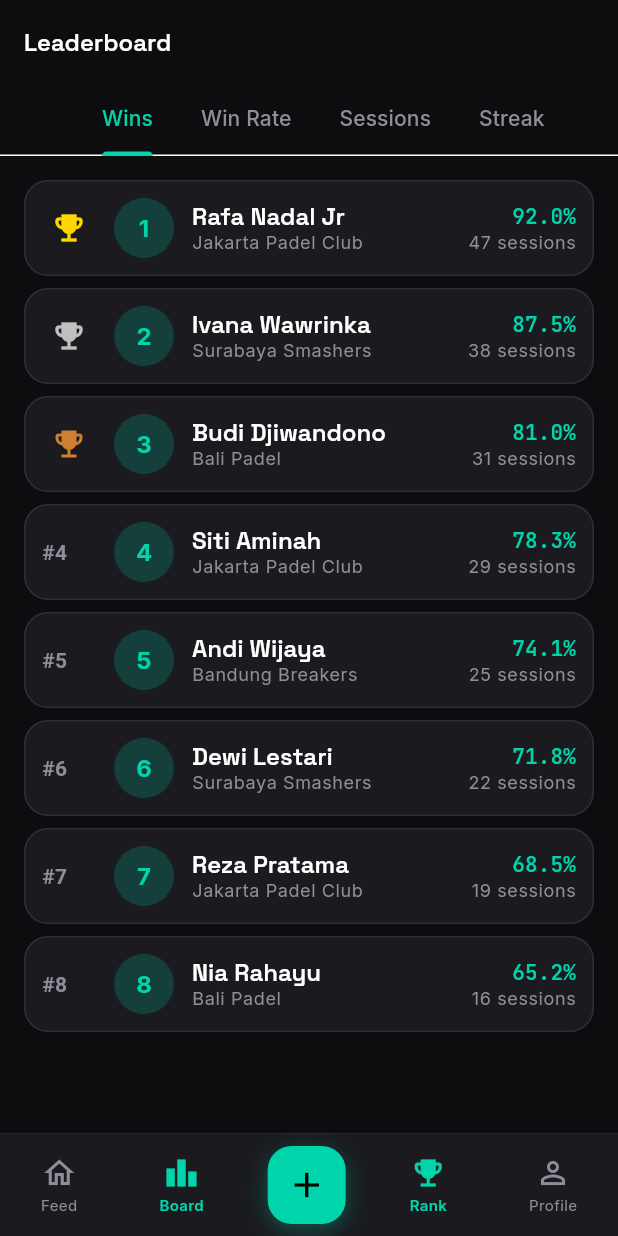
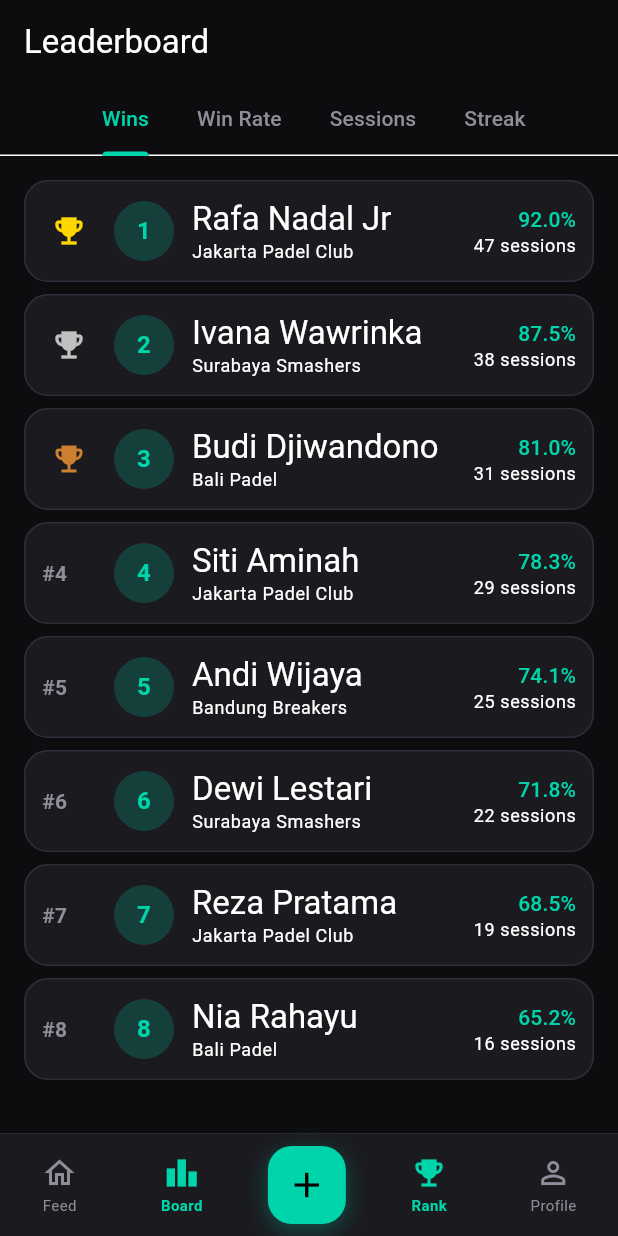
Before and after one commit to aftarfadilah/paddle-flex, a Flutter app: the screen it shows after launch, item 2 of the bottom bar chosen, on a phone screen of 412 x 824 dp. Run offline on Flutter 3.47's test engine with Material 3 defaults, Android fonts, the phone set to English and light mode, and no system bars; our stand-ins replace cloud_firestore, firebase_auth, flutter_riverpod, go_router; accounts and stored records are empty; Roboto replaces fonts that are missing (JetBrainsMono); statements that could not run were skipped.

Commit message:
fix: remove google_fonts (Dart 3.12 incompat), use CDN in index.html

```diff
--- a/lib/core/theme/app_theme.dart
+++ b/lib/core/theme/app_theme.dart
@@ -1,6 +1,5 @@
 import 'package:flutter/material.dart';
 import 'package:flutter/services.dart';
-import 'package:google_fonts/google_fonts.dart';
 
 class AppTheme {
   static const _bg = Color(0xFF0D0D0F);
@@ -24,6 +23,11 @@ class AppTheme {
   static Color get border => _border;
   static Color get textSecondary => _textSecondary;
 
+  // Base text styles using fontFamily (fonts loaded via Google Fonts CDN in index.html)
+  static TextStyle get _inter => const TextStyle(fontFamily: 'Inter', fontFamilyFallback: ['sans-serif']);
+  static TextStyle get _spaceGrotesk => const TextStyle(fontFamily: 'Space Grotesk', fontFamilyFallback: ['sans-serif']);
+  static TextStyle get _mono => const TextStyle(fontFamily: 'JetBrains Mono', fontFamilyFallback: ['monospace']);
+
   static ThemeData get dark {
     return ThemeData(
       useMaterial3: true,
@@ -39,28 +43,16 @@ class AppTheme {
         onSurface: _textPrimary,
         onError: Colors.white,
       ),
-      textTheme: GoogleFonts.interTextTheme(ThemeData.dark().textTheme).copyWith(
-        displayLarge: GoogleFonts.spaceGrotesk(
-          fontSize: 32, fontWeight: FontWeight.bold, color: _textPrimary,
-        ),
-        displayMedium: GoogleFonts.spaceGrotesk(
-          fontSize: 24, fontWeight: FontWeight.bold, color: _textPrimary,
-        ),
-        displaySmall: GoogleFonts.spaceGrotesk(
-          fontSize: 20, fontWeight: FontWeight.w600, color: _textPrimary,
-        ),
-        headlineMedium: GoogleFonts.spaceGrotesk(
-          fontSize: 18, fontWeight: FontWeight.w600, color: _textPrimary,
-        ),
-        titleLarge: GoogleFonts.spaceGrotesk(
-          fontSize: 16, fontWeight: FontWeight.w600, color: _textPrimary,
-        ),
-        bodyLarge: GoogleFonts.inter(color: _textPrimary, fontSize: 16),
-        bodyMedium: GoogleFonts.inter(color: _textPrimary, fontSize: 14),
-        bodySmall: GoogleFonts.inter(color: _textSecondary, fontSize: 12),
-        labelLarge: GoogleFonts.jetBrainsMono(
-          fontSize: 14, fontWeight: FontWeight.w600, color: _textPrimary,
-        ),
+      textTheme: _interTextTheme(ThemeData.dark().textTheme).copyWith(
+        displayLarge: _spaceGrotesk.copyWith(fontSize: 32, fontWeight: FontWeight.bold, color: _textPrimary),
+        displayMedium: _spaceGrotesk.copyWith(fontSize: 24, fontWeight: FontWeight.bold, color: _textPrimary),
+        displaySmall: _spaceGrotesk.copyWith(fontSize: 20, fontWeight: FontWeight.w600, color: _textPrimary),
+        headlineMedium: _spaceGrotesk.copyWith(fontSize: 18, fontWeight: FontWeight.w600, color: _textPrimary),
+        titleLarge: _spaceGrotesk.copyWith(fontSize: 16, fontWeight: FontWeight.w600, color: _textPrimary),
+        bodyLarge: _inter.copyWith(fontSize: 16, color: _textPrimary),
+        bodyMedium: _inter.copyWith(fontSize: 14, color: _textPrimary),
+        bodySmall: _inter.copyWith(fontSize: 12, color: _textSecondary),
+        labelLarge: _mono.copyWith(fontSize: 14, fontWeight: FontWeight.w600, color: _textPrimary),
       ),
       appBarTheme: const AppBarTheme(
         backgroundColor: _bg,
@@ -89,8 +81,8 @@ class AppTheme {
           borderRadius: BorderRadius.circular(12),
           borderSide: const BorderSide(color: _primary, width: 2),
         ),
-        hintStyle: GoogleFonts.inter(color: _textSecondary),
-        labelStyle: GoogleFonts.inter(color: _textSecondary),
+        hintStyle: _inter.copyWith(color: _textSecondary),
+        labelStyle: _inter.copyWith(color: _textSecondary),
       ),
       elevatedButtonTheme: ElevatedButtonThemeData(
         style: ElevatedButton.styleFrom(
@@ -98,7 +90,7 @@ class AppTheme {
           foregroundColor: Colors.black,
           padding: const EdgeInsets.symmetric(horizontal: 24, vertical: 14),
           shape: RoundedRectangleBorder(borderRadius: BorderRadius.circular(12)),
-          textStyle: GoogleFonts.spaceGrotesk(fontWeight: FontWeight.w600, fontSize: 16),
+          textStyle: _spaceGrotesk.copyWith(fontWeight: FontWeight.w600, fontSize: 16),
         ),
       ),
       outlinedButtonTheme: OutlinedButtonThemeData(
@@ -119,7 +111,7 @@ class AppTheme {
       dividerTheme: const DividerThemeData(color: _border, thickness: 1),
       snackBarTheme: SnackBarThemeData(
         backgroundColor: _surfaceRaised,
-        contentTextStyle: GoogleFonts.inter(color: _textPrimary),
+        contentTextStyle: _inter.copyWith(color: _textPrimary),
         shape: RoundedRectangleBorder(borderRadius: BorderRadius.circular(12)),
         behavior: SnackBarBehavior.floating,
       ),
--- a/pubspec.yaml
+++ b/pubspec.yaml
@@ -42,8 +42,7 @@ dependencies:
   # Icons
   lucide_icons: ^0.257.0
 
-  # Fonts
-  google_fonts: 6.1.0
+  # Fonts via CDN (google_fonts has Dart 3.12 incompatibility)
 
   cupertino_icons: ^1.0.8
 
```
Also changed, not shown: 1 other file.
